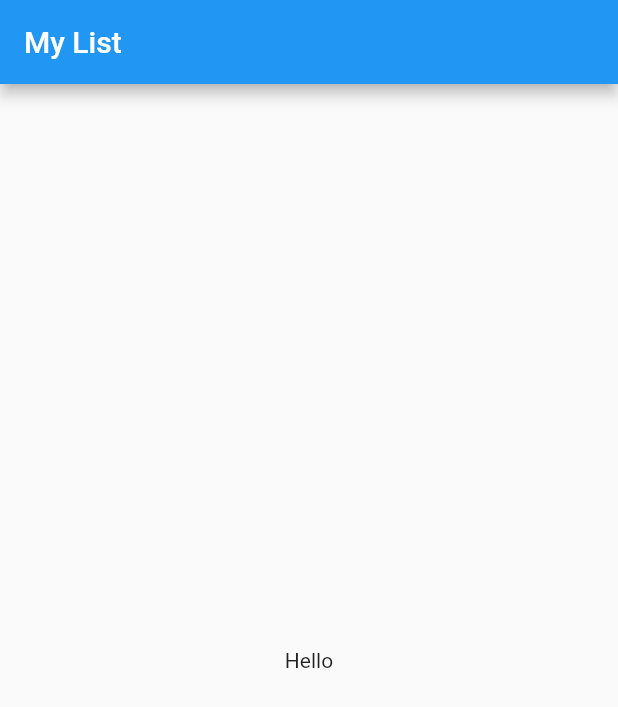
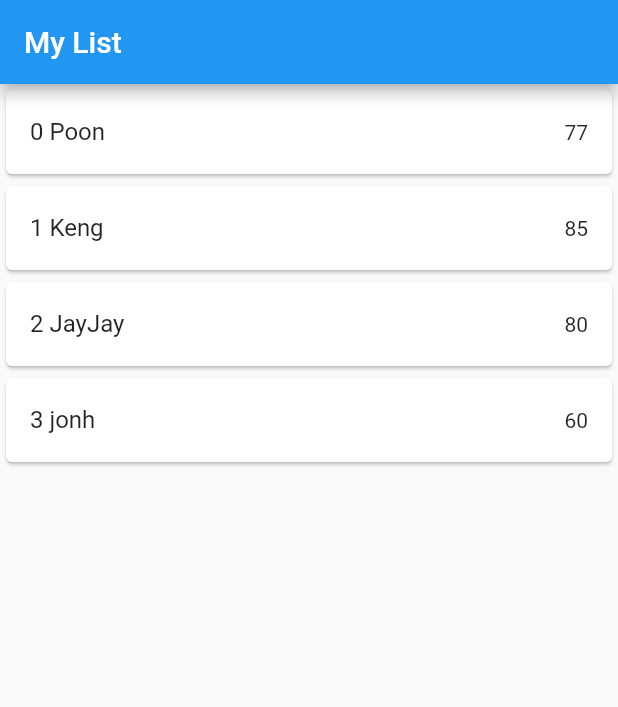
Before and after one commit to Ariyapoom/FlutterMyList, a Flutter app: the screen it shows after launch, on a phone screen of 412 x 824 dp. Shown: the top 707 px of the screen. Run offline on Flutter 3.47's test engine with Material 2 defaults, Android fonts, the phone set to English and light mode, and no system bars.

```diff
--- a/lib/presentation/home.dart
+++ b/lib/presentation/home.dart
@@ -1,14 +1,39 @@
 import 'package:flutter/material.dart';
 import 'package:flutter/widgets.dart';
+import 'package:scorelist/route/routes.dart';
+class Person {
+  final String name;
+  final int score;
+  Person(this.name,this.score);
+}
 
 class HomePage extends StatelessWidget{
+  List<Person> people = [
+    Person("Poon", 77),
+    Person("Keng", 85),
+    Person("JayJay", 80),
+    Person("jonh", 60)
+  ];
   @override
   Widget build(BuildContext context) {
     return Scaffold(
       appBar: AppBar(
         title: Text("My List"),
       ),
-      body: Center(child: Text("Hello"),),
+      body: ListView.builder(
+        itemCount: people.length,
+        itemBuilder: (BuildContext context,int index) {
+          return Card(
+            child: ListTile(
+              title: Text(index.toString() + " " + people[index].name),
+              trailing: Text(people[index].score.toString()),
+              onTap: () =>{
+                Navigator.of(context).pushNamed(AppRoutes.viewscore, arguments: {"people" : people, "person" :people[index]})
+              },
+            ),
+          );
+        }
+      ),
     );
   }
 }
--- a/lib/route/routes.dart
+++ b/lib/route/routes.dart
@@ -1,4 +1,5 @@
 class AppRoutes {
   static const home = "/";
-
+  static const viewscore = "viewscore";
+  static const updatescore = "updatescore";
 }
```
Also changed, not shown: lib/main.dart (+23 -87 lines), lib/presentation/updatescore.dart (added, +21 -0 lines), lib/presentation/viewscore.dart (added, +50 -0 lines).
